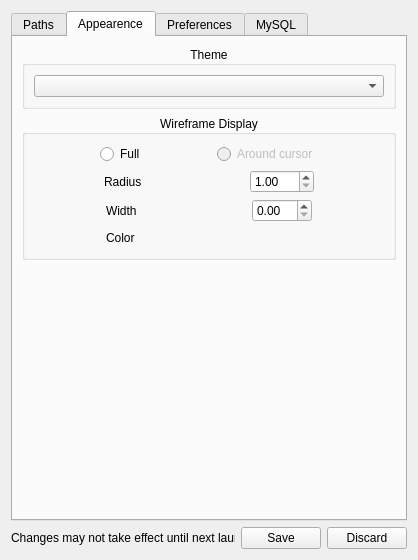
Before: the Qt Designer form src/noggit/ui/SettingsPanel.ui in Marlamin/noggit-red, drawn with Qt 5.
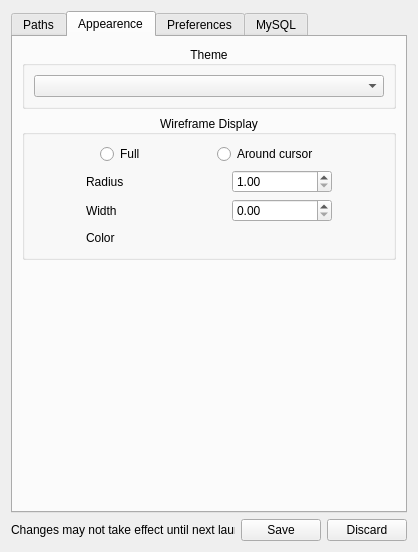
After: the same form once the commit is applied. The open tabs and pages were chosen to show the change. Icons and pictures are not drawn. Custom widgets are drawn as their Qt base class.

Diff of the .ui file:
```diff
--- a/src/noggit/ui/SettingsPanel.ui
+++ b/src/noggit/ui/SettingsPanel.ui
@@ -7,7 +7,7 @@
     <x>0</x>
     <y>0</y>
     <width>418</width>
-    <height>560</height>
+    <height>552</height>
    </rect>
   </property>
   <property name="sizePolicy">
@@ -302,9 +302,6 @@
                   </item>
                   <item>
                    <widget class="QRadioButton" name="radio_wire_cursor">
-                    <property name="enabled">
-                     <bool>false</bool>
-                    </property>
                     <property name="text">
                      <string>Around cursor</string>
                     </property>
@@ -360,7 +357,7 @@
                    <widget class="QDoubleSpinBox" name="_wireframe_radius">
                     <property name="minimumSize">
                      <size>
-                      <width>60</width>
+                      <width>100</width>
                       <height>0</height>
                      </size>
                     </property>
@@ -422,7 +419,7 @@
                    <widget class="QDoubleSpinBox" name="_wireframe_width">
                     <property name="minimumSize">
                      <size>
-                      <width>60</width>
+                      <width>100</width>
                       <height>0</height>
                      </size>
                     </property>
@@ -481,7 +478,7 @@
                    <widget class="color_widgets::ColorSelector" name="_wireframe_color" native="true">
                     <property name="minimumSize">
                      <size>
-                      <width>60</width>
+                      <width>100</width>
                       <height>0</height>
                      </size>
                     </property>
```
Left out of the diff: 18 changed lines with no effect on the pictures.
